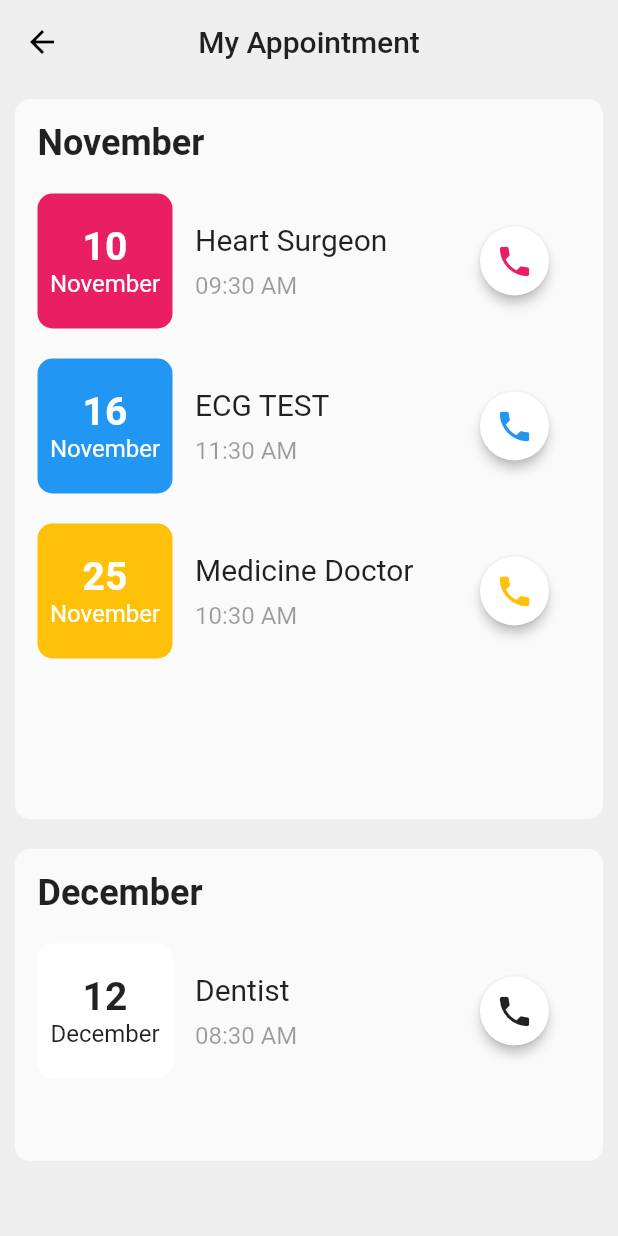
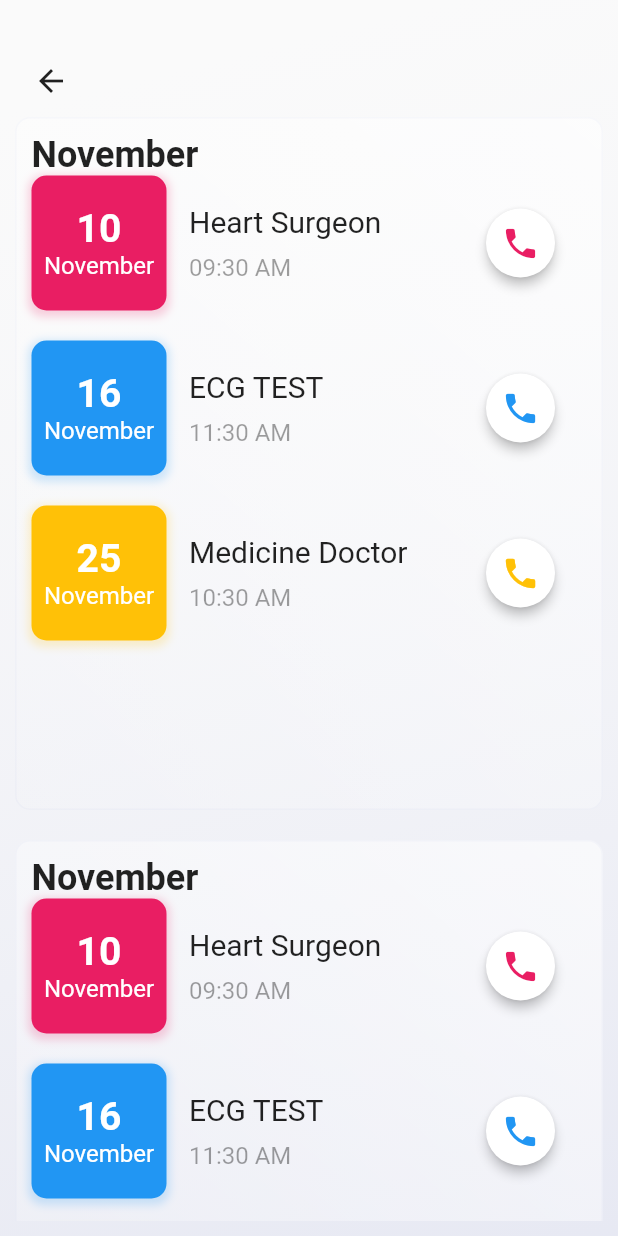
Before and after one commit to rragnarsd/DoctorsApp, a Flutter app: the screen it shows after launch, after a tap on "Book Appoinment", on a phone screen of 412 x 824 dp. Run offline on Flutter 3.47's test engine with Material 2 defaults, Android fonts, the phone set to English and light mode, and no system bars; our stand-ins replace table_calendar.

Commit message:
frosted2

```diff
--- a/lib/appointment_screen.dart
+++ b/lib/appointment_screen.dart
@@ -7,56 +7,30 @@ class AppointmentScreen extends StatelessWidget {
   @override
   Widget build(BuildContext context) {
     return Scaffold(
-      backgroundColor: Colors.grey.shade200,
-      appBar: AppBar(
-        title: Text('My Appointment', style: TextStyle(color: Colors.black87),),
-        centerTitle: true,
-        backgroundColor: Colors.transparent,
-        elevation: 0,
-        iconTheme: const IconThemeData(
-          color: Colors.black,
+      body: Container(
+        decoration: BoxDecoration(
+            gradient: LinearGradient(colors: [
+          Colors.indigo.withOpacity(0.10),
+          Colors.white.withOpacity(0.05),
+        ], begin: Alignment.bottomRight, end: Alignment.topCenter),
         ),
-      ),
-      body: SafeArea(
-          child: Padding(
+        child: Padding(
           padding: const EdgeInsets.all(10.0),
           child: SingleChildScrollView(
-            child: Column(children: [
+            child:
+                Column(crossAxisAlignment: CrossAxisAlignment.start, children: [
+              const SizedBox(
+                height: 20.0,
+              ),
+              IconButton(
+                icon: const Icon(Icons.arrow_back),
+                onPressed: () => Navigator.pop(context),
+              ),
               const AppointmentsColumn(),
-              const SizedBox(height: 20.0,),
-              Container(
-                padding: const EdgeInsets.symmetric(horizontal: 15.0, vertical: 5.0),
-                decoration: BoxDecoration(
-                    borderRadius: BorderRadius.circular(10.0),
-                    color: Colors.white70
-                ),
-                child: Column(crossAxisAlignment: CrossAxisAlignment.start, children: [
-                  const SizedBox(height: 10.0,),
-                  const Text(
-                    'December',
-                    style: TextStyle(fontSize: 24.0, fontWeight: FontWeight.w600),
-                  ),
-                  const SizedBox(
-                    height: 20.0,
-                  ),
-                  SizedBox(
-                    height: MediaQuery.of(context).size.height * 0.17,
-                    child: ListView(
-                      children: const [
-                        AppointmentTile(
-                          appointDate: '12',
-                          appointMonth: 'December',
-                          doctorType: 'Dentist',
-                          appointTime: '08:30 AM',
-                          color: Colors.white,
-                          textColor: Colors.black87,
-                          iconColor: Colors.black87,
-                        ),
-                      ],
-                    ),
-                  ),
-                ]),
-              )
+              const SizedBox(
+                height: 20.0,
+              ),
+              const AppointmentsColumn(),
             ]),
           ),
         ),
@@ -73,21 +47,21 @@ class AppointmentsColumn extends StatelessWidget {
   @override
   Widget build(BuildContext context) {
     return Container(
-      padding: const EdgeInsets.symmetric(horizontal: 15.0,  vertical: 5.0),
+      padding: const EdgeInsets.all(10.0),
       decoration: BoxDecoration(
         borderRadius: BorderRadius.circular(10.0),
-        color: Colors.white70
+        border: Border.all(color: Colors.indigo.withOpacity(0.03)),
+        gradient: LinearGradient(colors: [
+          Colors.white.withOpacity(0.6),
+          Colors.white.withOpacity(0.05),
+        ], begin: Alignment.topRight, end: Alignment.bottomLeft),
       ),
       child: Column(
         crossAxisAlignment: CrossAxisAlignment.start,
         children: [
-          const SizedBox(height: 10.0,),
           const Text(
             'November',
             style: TextStyle(fontSize: 24.0, fontWeight: FontWeight.w600),
-          ),
-          const SizedBox(
-            height: 20.0,
           ),
           SizedBox(
             height: MediaQuery.of(context).size.height * 0.5,
@@ -164,6 +138,14 @@ class AppointmentTile extends StatelessWidget {
           decoration: BoxDecoration(
             borderRadius: BorderRadius.circular(10.0),
             color: color,
+            boxShadow: [
+              BoxShadow(
+                color: color.withOpacity(0.2),
+                spreadRadius: 2,
+                blurRadius: 4,
+                offset: const Offset(0, 2),
+              ),
+            ],
           ),
           child: Column(
             mainAxisAlignment: MainAxisAlignment.center,
--- a/lib/home_screen.dart
+++ b/lib/home_screen.dart
@@ -1,3 +1,5 @@
+import 'dart:ui';
+
 import 'package:flutter/material.dart';
 import 'package:hairsaloon/appointment_screen.dart';
 import 'package:table_calendar/table_calendar.dart';
@@ -26,23 +28,39 @@ class _HomeScreenState extends State<HomeScreen> {
   @override
   Widget build(BuildContext context) {
     return Scaffold(
-      body: SafeArea(
+      body: Container(
+        decoration: BoxDecoration(
+            gradient: LinearGradient(colors: [
+          Colors.indigo.withOpacity(0.10),
+          Colors.white.withOpacity(0.05),
+        ], begin: Alignment.topLeft, end: Alignment.bottomRight)),
         child: SingleChildScrollView(
           child: Padding(
-            padding: const EdgeInsets.all(15.0),
+            padding: const EdgeInsets.all(10.0),
             child: Column(
               mainAxisAlignment: MainAxisAlignment.spaceBetween,
               crossAxisAlignment: CrossAxisAlignment.start,
               children: [
-                buildTableCalendar(),
-                const SizedBox(height: 40.0),
+                SizedBox(height: 20.0,),
+                Container(
+                  padding: const EdgeInsets.all(10.0),
+                  decoration: BoxDecoration(
+                      borderRadius: BorderRadius.circular(10.0),
+                      border: Border.all(color: Colors.white.withOpacity(0.08)),
+                      gradient: LinearGradient(colors: [
+                        Colors.white.withOpacity(0.6),
+                        Colors.white.withOpacity(0.05),
+                      ], begin: Alignment.bottomRight, end: Alignment.topLeft)),
+                  child: buildTableCalendar(),
+                ),
+                const SizedBox(height: 30.0),
                 const Text(
                   'Test',
                   style: TextStyle(fontSize: 24.0, fontWeight: FontWeight.w600),
                 ),
                 const SizedBox(height: 20.0),
                 TimeGrid(bookingTime: bookingTime),
-                const SizedBox(height: 40.0),
+                const SizedBox(height: 20.0),
                 const TimeBookingBtn()
               ],
             ),
@@ -83,7 +101,7 @@ class _HomeScreenState extends State<HomeScreen> {
       ),
       calendarStyle: CalendarStyle(
         selectedDecoration:
-            BoxDecoration(color: Colors.amber, shape: BoxShape.circle),
+            const BoxDecoration(color: Colors.amber, shape: BoxShape.circle),
         todayDecoration:
             BoxDecoration(color: Colors.blue.shade600, shape: BoxShape.circle),
       ),
@@ -117,7 +135,8 @@ class TimeBookingBtn extends StatelessWidget {
             ),
           ),
         ),
-      ), onTap: () => Navigator.push(
+      ),
+      onTap: () => Navigator.push(
         context,
         MaterialPageRoute(
           builder: (context) => const AppointmentScreen(),
@@ -137,8 +156,17 @@ class TimeGrid extends StatelessWidget {
 
   @override
   Widget build(BuildContext context) {
-    return SizedBox(
-      height: MediaQuery.of(context).size.height * 0.35,
+    return Container(
+      padding: const EdgeInsets.all(10.0),
+      decoration: BoxDecoration(
+          borderRadius: BorderRadius.circular(10.0),
+          border: Border.all(color: Colors.white.withOpacity(0.08)),
+          gradient: LinearGradient(colors: [
+            Colors.white.withOpacity(0.6),
+            Colors.white.withOpacity(0.05),
+          ], begin: Alignment.topRight, end: Alignment.bottomLeft),
+      ),
+      height: MediaQuery.of(context).size.height * 0.4,
       child: GridView.count(
           crossAxisCount: 2,
           childAspectRatio: (3 / 1),
@@ -150,7 +178,17 @@ class TimeGrid extends StatelessWidget {
                   child: Container(
                     decoration: BoxDecoration(
                       borderRadius: BorderRadius.circular(10.0),
-                    color: Colors.grey.shade200,
+                      border: Border.all(
+                        color: Colors.indigo.withOpacity(0.03),
+                      ),
+                      boxShadow: [
+                        BoxShadow(
+                          color: Colors.grey.withOpacity(0.08),
+                          spreadRadius: 2,
+                          blurRadius: 4,
+                          offset: const Offset(0, 2),
+                        ),
+                      ],
                     ),
                     child: Center(
                       child: Text(
@@ -162,8 +200,7 @@ class TimeGrid extends StatelessWidget {
                       ),
                     ),
                   ),
-                onTap: () => {}
-              )
+                  onTap: () => {})
           ]),
     );
   }
--- a/lib/main.dart
+++ b/lib/main.dart
@@ -1,6 +1,5 @@
 import 'package:flutter/cupertino.dart';
 import 'package:flutter/material.dart';
-import 'package:table_calendar/table_calendar.dart';
 
 import 'home_screen.dart';
 
```
Lines whose indentation alone changed are shown as unchanged.
